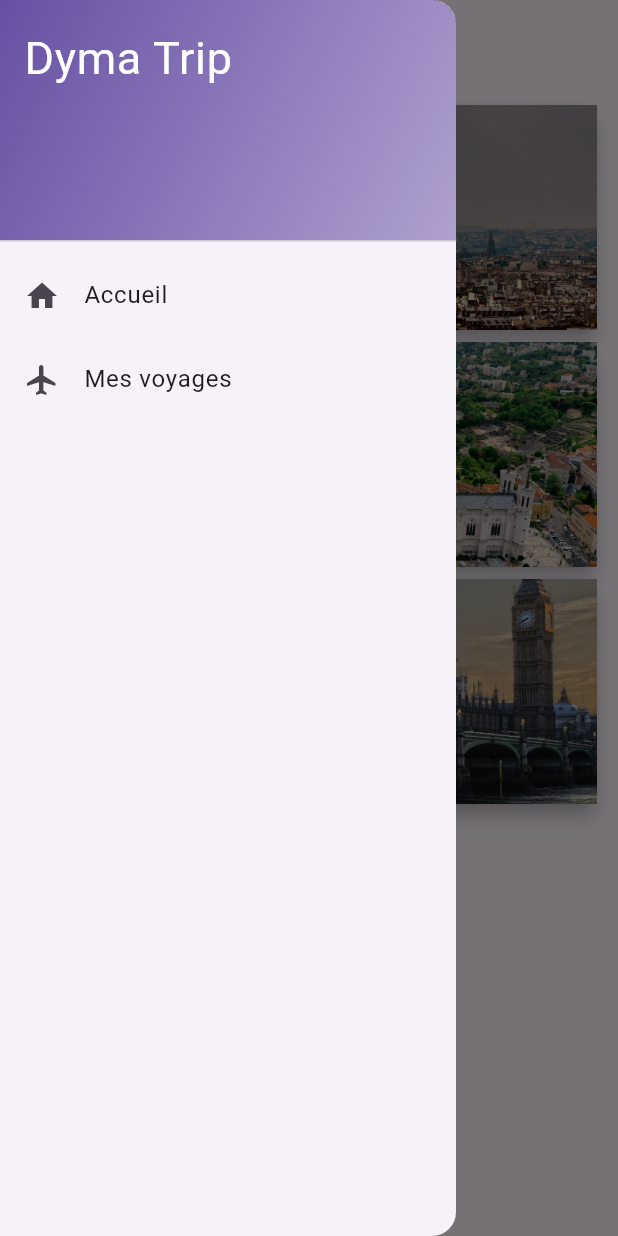
After one commit to MaximeBel24/dyma-flutter, a Flutter app: the screen it shows after launch, with the side drawer open, on a phone screen of 412 x 824 dp. The commit adds this screen. Run offline on Flutter 3.47's test engine with Material 3 defaults, Android fonts, the phone set to English and light mode, and no system bars.

Commit message:
Chapitre 11 fini

```diff
--- a/lib/data/data.dart
+++ b/lib/data/data.dart
@@ -1,46 +1,114 @@
+import 'package:my_first_app/models/city_model.dart';
+
 import '../models/activity_model.dart';
 
-List<Activity> activities = [
+List<City> cities = [
+  City(
+    image: 'assets/images/paris.jpg',
+    name: 'Paris',
+    activities: [
       Activity(
           image: 'assets/images/activities/louvre.jpg',
           name: 'Le Louvre',
           id: 'a1',
           city: 'Paris',
-    price: 12.00
-  ),
+          price: 12.00),
       Activity(
           image: 'assets/images/activities/notre_dame.jpg',
           name: 'Notre Dame',
           id: 'a2',
           city: 'Paris',
-    price: 13.00
-  ),
+          price: 13.00),
       Activity(
           image: 'assets/images/activities/arc_triomphe.jpg',
           name: 'Arc de Triomphe',
           id: 'a3',
           city: 'Paris',
-      price: 14.00
-  ),
+          price: 14.00),
       Activity(
           city: 'Paris',
           image: 'assets/images/activities/tour_eiffel.jpg',
           name: 'Tour Eiffel',
           id: 'a4',
-      price: 15.00
-  ),
+          price: 15.00),
       Activity(
           city: 'Paris',
           image: 'assets/images/activities/sacre_coeur.jpg',
           name: 'Sacré coeur',
           id: 'a5',
-      price: 16.00
-  ),
+          price: 16.00),
       Activity(
           city: 'Paris',
           image: 'assets/images/activities/luxembourg.jpg',
           name: 'Jardin du luxembourg',
           id: 'a6',
-      price: 17.00
+          price: 17.00),
+    ],
   ),
+  City(
+    image: 'assets/images/lyon.jpg',
+    name: 'Lyon',
+    activities: [
+      Activity(
+        image: 'assets/images/activities/opera_lyon.jpg',
+        name: 'Opéra',
+        id: 'l1',
+        city: 'Lyon',
+        price: 100.00,
+      ),
+      Activity(
+        image: 'assets/images/activities/place_bellecour.jpg',
+        name: 'Place Bellecour',
+        id: 'l2',
+        city: 'Lyon',
+        price: 100.00,
+      ),
+      Activity(
+        image: 'assets/images/activities/basilique_lyon.jpg',
+        name: 'Basilique Notre-Dame de Fourvière',
+        id: 'l3',
+        city: 'Lyon',
+        price: 100.00,
+      ),
+      Activity(
+        image: 'assets/images/activities/mairie_lyon.jpg',
+        name: 'Mairie',
+        id: 'l4',
+        city: 'Lyon',
+        price: 100.00,
+      ),
+  ]),
+    City(
+    image: 'assets/images/londres.jpg',
+    name: 'Londres',
+    activities: [
+      Activity(
+        image: 'assets/images/activities/big_ben.jpg',
+        name: 'Big Ben',
+        id: 'ld1',
+        city: 'Londres',
+        price: 100.00,
+      ),
+      Activity(
+        image: 'assets/images/activities/tower_bridge.jpg',
+        name: 'Tower Bridge',
+        id: 'ld2',
+        city: 'Londres',
+        price: 100.00,
+      ),
+      Activity(
+        image: 'assets/images/activities/london_eye.jpg',
+        name: 'London Eye',
+        id: 'ld3',
+        city: 'Londres',
+        price: 100.00,
+      ),
+      Activity(
+        image: 'assets/images/activities/london_tower.jpg',
+        name: 'Tour de Londres',
+        id: 'ld4',
+        city: 'Londres',
+        price: 100.00,
+      ),
+  ])
 ];
--- a/lib/main.dart
+++ b/lib/main.dart
@@ -1,27 +1,70 @@
 import 'package:flutter/material.dart';
-import 'package:my_first_app/views/404/not_found.dart';
+import 'models/trip_model.dart';
+import 'views/404/not_found.dart';
+import 'views/trips/trips_view.dart';
 import 'models/city_model.dart';
 import 'views/city/city_view.dart';
 import 'views/home/home_view.dart';
+import './data/data.dart' as data;
 
-void main() => runApp(const DymaTrip());
+void main() => runApp(DymaTrip());
 
-class DymaTrip extends StatelessWidget {
-  const DymaTrip({super.key});
+class DymaTrip extends StatefulWidget {
+  final List<City> cities = data.cities;
+
+  DymaTrip({super.key});
+
+  @override
+  State<DymaTrip> createState() => _DymaTripState();
+}
+
+class _DymaTripState extends State<DymaTrip> {
+  List<Trip> trips = [
+    Trip(
+        activities: [],
+        city: 'Paris',
+        date: DateTime.now().add(const Duration(days: 1))),
+    Trip(
+        activities: [],
+        city: 'Lyon',
+        date: DateTime.now().add(const Duration(days: 2))),
+    Trip(
+        activities: [],
+        city: 'Londres',
+        date: DateTime.now().subtract(const Duration(days: 1))),
+  ];
+
+  void addTrip(Trip trip) {
+    setState(() {
+      trips.add((trip));
+    });
+  }
 
   @override
   Widget build(BuildContext context) {
     return MaterialApp(
       debugShowCheckedModeBanner: false,
       routes: {
-          HomeView.routeName: (context) => const HomeView(),
+        HomeView.routeName: (context) => HomeView(cities: widget.cities),
       },
       onGenerateRoute: (settings) {
-          if(settings.name == CityView.routeName) {
+        switch (settings.name) {
+          case CityView.routeName:
+            {
+              return MaterialPageRoute(builder: (context) {
                 final City city = settings.arguments as City;
+                return CityView(
+                  city: city,
+                  addTrip: addTrip,
+                );
+              });
+            }
+          case TripsView.routeName:
+            {
               return MaterialPageRoute(builder: (context) {
-              return CityView(city: city);
+                return TripsView(trips: trips);
               });
+            }
         }
       },
       onUnknownRoute: (settings) {
--- a/lib/models/city_model.dart
+++ b/lib/models/city_model.dart
@@ -1,6 +1,9 @@
+import 'activity_model.dart';
+
 class City {
   String image;
   String name;
+  List<Activity> activities;
 
-  City({required this.image, required this.name});
+  City({required this.image, required this.name, required this.activities});
 }
--- a/lib/views/home/widgets/city_card.dart
+++ b/lib/views/home/widgets/city_card.dart
@@ -1,6 +1,5 @@
 import 'package:flutter/material.dart';
 import 'package:my_first_app/views/city/city_view.dart';
-import 'package:my_first_app/widgets/data.dart';
 
 import '../../../models/city_model.dart';
 
--- /dev/null
+++ b/lib/views/trips/widgets/trip_list.dart
@@ -0,0 +1,27 @@
+import 'package:flutter/material.dart';
+import 'package:intl/intl.dart';
+
+import '../../../models/trip_model.dart';
+
+class TripList extends StatelessWidget {
+  final List<Trip> trips;
+
+  const TripList({super.key, required this.trips});
+
+  @override
+  Widget build(BuildContext context) {
+    return ListView.builder(
+      itemCount: trips.length,
+      itemBuilder: (context, i){
+        var trip = trips[i];
+        return ListTile(
+          title: Text(trip.city),
+          subtitle: trip.date != null
+              ? Text(DateFormat("dd/MM/y").format(trip.date!))
+              : null,
+          trailing: const Icon(Icons.info),
+        );
+      },
+    );
+  }
+}
--- /dev/null
+++ b/lib/widgets/dyma_drawer.dart
@@ -0,0 +1,51 @@
+import 'package:flutter/material.dart';
+import 'package:my_first_app/views/trips/trips_view.dart';
+
+import '../views/home/home_view.dart';
+
+class DymaDrawer extends StatelessWidget {
+  const DymaDrawer({super.key});
+
+  @override
+  Widget build(BuildContext context) {
+    return Drawer(
+        child: ListView(
+          children: <Widget>[
+            DrawerHeader(
+              decoration: BoxDecoration(
+                gradient: LinearGradient(
+                  colors: [
+                    Theme.of(context).primaryColor,
+                    Theme.of(context).primaryColor.withOpacity(0.5),
+                  ],
+                  begin: Alignment.topLeft,
+                  end: Alignment.bottomRight,
+                )
+              ),
+              child: const Text(
+                'Dyma Trip',
+                style: TextStyle(
+                  color: Colors.white,
+                  fontSize: 30,
+                ),
+              ),
+            ),
+            ListTile(
+              leading: const Icon(Icons.home),
+              title: const Text('Accueil'),
+              onTap: () {
+                Navigator.pushNamed(context, HomeView.routeName);
+              },
+            ),
+            ListTile(
+              leading: const Icon(Icons.flight),
+              title: const Text('Mes voyages'),
+              onTap: () {
+                Navigator.pushNamed(context, TripsView.routeName);
+              },
+            )
+          ],
+        ),
+      );
+  }
+}
```
Also changed, not shown: lib/views/city/city_view.dart (+15 -9 lines), lib/views/home/home_view.dart (+7 -40 lines), lib/views/trips/trips_view.dart (added, +46 -0 lines), lib/widgets/data.dart (deleted, +0 -22 lines), assets/images/activities/basilique_lyon.jpg (added), assets/images/activities/big_ben.jpg (added), assets/images/activities/london_eye.jpg (added), assets/images/activities/london_tower.jpg (added), assets/images/activities/mairie_lyon.jpg (added), assets/images/activities/opera_lyon.jpg (added), assets/images/activities/place_bellecour.jpg (added), assets/images/activities/tower_bridge.jpg (added), 1 other file. Lines whose indentation alone changed are shown as unchanged.
